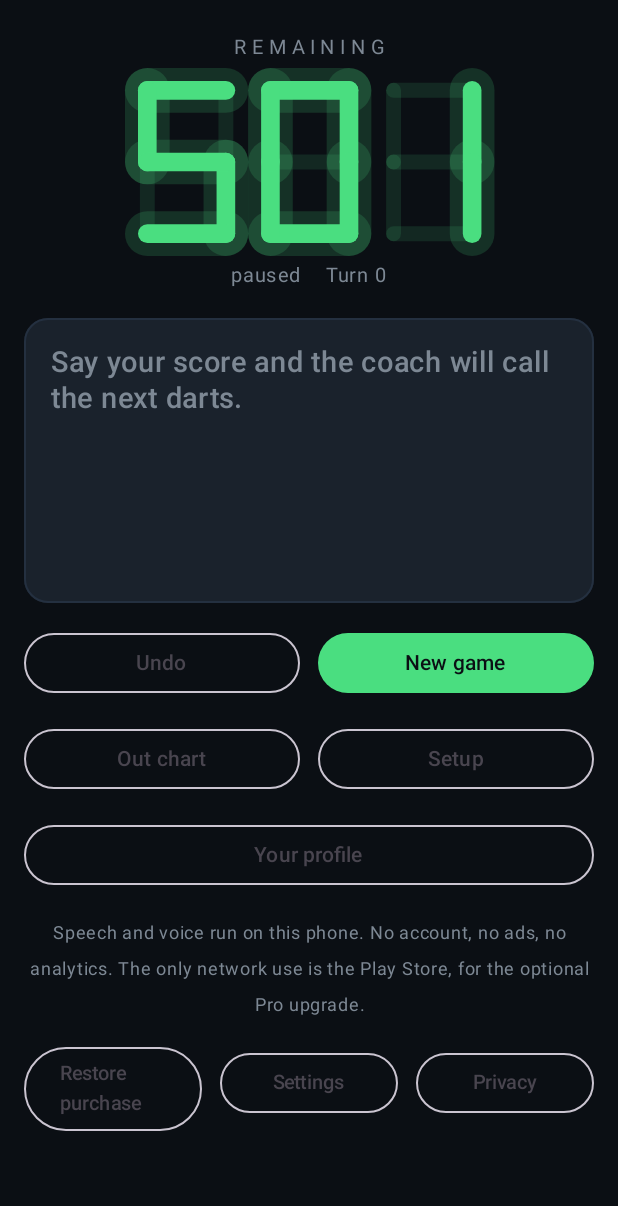
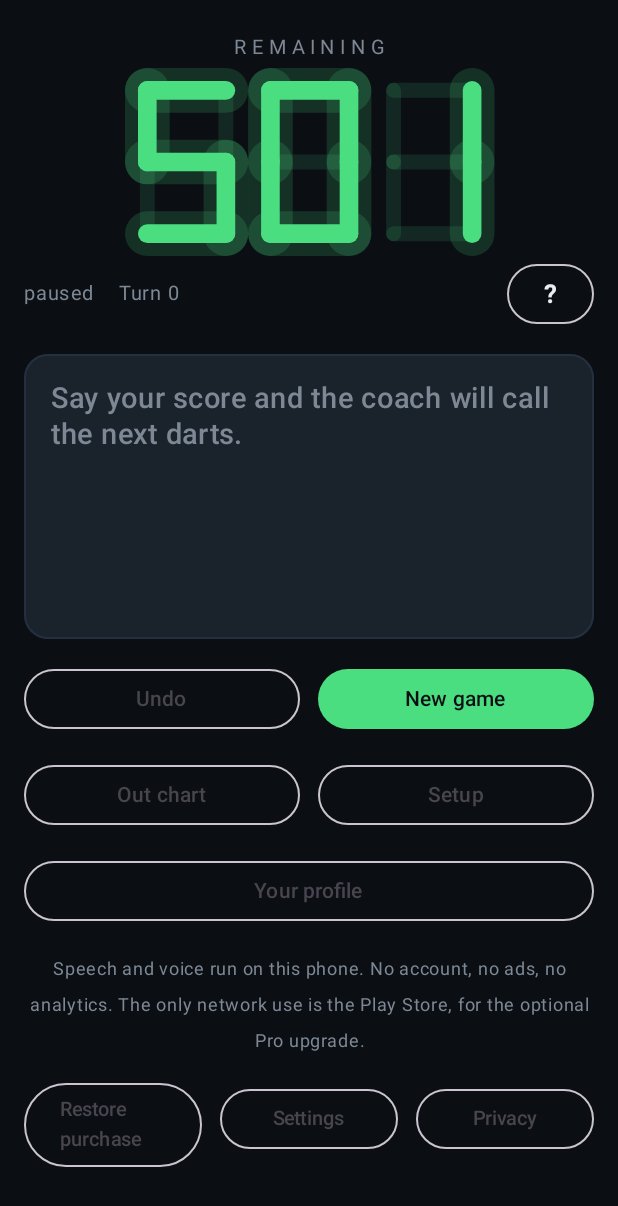
Before and after one commit to jr12866/dart-coach-android, an Android app built with Jetpack Compose: the screen it shows after launch (MainActivity), on a phone screen of 412 x 824 dp. Shown: the top 1206 px of the screen. Run offline under Robolectric (Android 15) with nearby library versions, the phone set to English and light mode, and no system bars; libraries missing offline, so code that uses them is left out: com.android.billingclient, com.github.csukuangfj.piper; pictures from the network do not load; 2 statements that could not run were skipped.

Commit message:
Explain each screen behind a question mark
The coach could explain a score, but nothing explained the app. A player landing on the coach screen had to work out for themselves what the out chart, the setup chart, the profile and the statistics were for, and what the coach expected it to hear, and there was no help anywhere in the app to ask.

Each of the six main screens now carries a question mark next to its title, and a short panel behind it: four or five points, each a heading and two or three lines in the app's own voice. The guide is specific to the screen it is opened from, because a general manual would have to describe the whole app to be worth reading and nobody reads that at the oche. It is a dialog rather than a screen so it can be opened and closed in one tap each way, and the button holds its own open state, so no screen had to carry a "help is open" flag through the navigation.

Putting the button in exposed a defect that was already there. The app targets SDK 35 and Android 15 enforces edge-to-edge, so every screen's header was running under the status bar and the out-chart title sat under the clock. It was invisible on the coach screen, where the header is the score, and obvious on the nav screens. The root column of all seven screens now carries a status bar padding.

The copy is pinned by a test so that it cannot quietly grow: every topic needs a title and at least three points, every point needs a heading and a body, bodies stay under 220 characters and headings under 40, and a source scan asserts that each of the six screens still carries its button.

```diff
--- a/app/src/main/java/com/jr12866/dartcoach/ui/CoachScreen.kt
+++ b/app/src/main/java/com/jr12866/dartcoach/ui/CoachScreen.kt
@@ -12,6 +12,7 @@ import androidx.compose.foundation.layout.fillMaxWidth
 import androidx.compose.foundation.layout.height
 import androidx.compose.foundation.layout.heightIn
 import androidx.compose.foundation.layout.padding
+import androidx.compose.foundation.layout.statusBarsPadding
 import androidx.compose.foundation.rememberScrollState
 import androidx.compose.foundation.shape.RoundedCornerShape
 import androidx.compose.foundation.verticalScroll
@@ -67,6 +68,7 @@ fun CoachScreen(
         modifier = Modifier
             .fillMaxSize()
             .background(ScreenBackground)
+            .statusBarsPadding()
             .verticalScroll(rememberScrollState())
             .padding(horizontal = 16.dp, vertical = 20.dp),
         verticalArrangement = Arrangement.spacedBy(16.dp),
@@ -99,6 +101,11 @@ fun CoachScreen(
             }
             Spacer(modifier = Modifier.height(10.dp))
             Row(
+                modifier = Modifier.fillMaxWidth(),
+                horizontalArrangement = Arrangement.SpaceBetween,
+                verticalAlignment = Alignment.CenterVertically,
+            ) {
+                Row(
                     horizontalArrangement = Arrangement.spacedBy(16.dp),
                     verticalAlignment = Alignment.CenterVertically,
                 ) {
@@ -114,6 +121,10 @@ fun CoachScreen(
                         color = QuietText,
                         letterSpacing = 1.sp,
                     )
+                }
+                // The question mark, because the one thing a player cannot
+                // work out from looking at this screen is what to say to it.
+                HelpButton(HelpTopic.COACH)
             }
         }
 
--- /dev/null
+++ b/app/src/main/java/com/jr12866/dartcoach/ui/HelpPanel.kt
@@ -0,0 +1,316 @@
+package com.jr12866.dartcoach.ui
+
+import androidx.compose.foundation.layout.Arrangement
+import androidx.compose.foundation.layout.Column
+import androidx.compose.foundation.layout.PaddingValues
+import androidx.compose.foundation.layout.heightIn
+import androidx.compose.foundation.rememberScrollState
+import androidx.compose.foundation.verticalScroll
+import androidx.compose.material3.AlertDialog
+import androidx.compose.material3.OutlinedButton
+import androidx.compose.material3.Text
+import androidx.compose.material3.TextButton
+import androidx.compose.runtime.Composable
+import androidx.compose.runtime.getValue
+import androidx.compose.runtime.mutableStateOf
+import androidx.compose.runtime.remember
+import androidx.compose.runtime.setValue
+import androidx.compose.ui.Modifier
+import androidx.compose.ui.text.font.FontWeight
+import androidx.compose.ui.unit.dp
+import androidx.compose.ui.unit.sp
+
+/**
+ * The help panel: a short guide to the screen you are on.
+ *
+ * The app is spoken to, and a spoken app has one problem a screen does not:
+ * the player cannot tell from looking at it what to say. So the panel is
+ * opened by a question mark rather than a "Help" label, and it is available
+ * on every screen rather than only on the first one - the player who needs it
+ * is usually the one who is already stuck.
+ *
+ * The guide is specific to the screen it is opened from. A general manual
+ * would have to describe the whole app to be worth reading, and nobody reads
+ * that at the oche. "Out chart" is explained on the out chart, where the
+ * player is looking at a chart, and nowhere else.
+ *
+ * It is deliberately short. A panel that has to be scrolled through is a
+ * panel nobody reads, and the points here are the ones that are genuinely
+ * not guessable: what the coach is waiting for, what a percentage means, and
+ * which number to set first.
+ */
+enum class HelpTopic(
+    /** The heading of the panel. */
+    val title: String,
+    /** The points, in the order they are read. */
+    val points: List<HelpPoint>,
+) {
+
+    /** The live coach. */
+    COACH(
+        "The coach",
+        listOf(
+            HelpPoint(
+                "Say the visit",
+                "Say the total you have just thrown - \"one hundred and forty\", " +
+                    "or \"one eighty\". The coach works out what that leaves you.",
+            ),
+            HelpPoint(
+                "It reads it back",
+                "Nothing counts until you say yes. If it heard you wrong, say " +
+                    "\"no\" and the score is discarded.",
+            ),
+            HelpPoint(
+                "Name the darts and it learns",
+                "The coach learns from the darts you name: \"treble twenty, " +
+                    "treble nineteen, double sixteen\". A bare total is counted " +
+                    "as a turn, but it cannot be pinned to a bed, so nothing is " +
+                    "learned from it.",
+            ),
+            HelpPoint(
+                "Correct a dart you missed",
+                "\"I hit single 8 instead\" takes the missed dart off the turn " +
+                    "and re-plans the rest of it.",
+            ),
+            HelpPoint(
+                "Undo and new game",
+                "Undo takes back the last turn and a new game starts again at " +
+                    "501. Both ask you to say \"coach yes\" before they do it.",
+            ),
+            HelpPoint(
+                "Headphones",
+                "With headphones the coach speaks to you alone, and it never " +
+                    "hears its own voice.",
+            ),
+        ),
+    ),
+
+    /** The out chart. */
+    OUT_CHART(
+        "Out chart",
+        listOf(
+            HelpPoint(
+                "Every score from 2 to 170",
+                "Type a score to see the route to take from it and the chance " +
+                    "of checking out.",
+            ),
+            HelpPoint(
+                "The percentage",
+                "The chance of checking out from that score in the coming turn. " +
+                    "It is worked out from your own hit rates, not from a book.",
+            ),
+            HelpPoint(
+                "Doubles",
+                "Every double you can still aim at from that score. More is " +
+                    "better.",
+            ),
+            HelpPoint(
+                "Your routes",
+                "The routes onto each of your doubles, best first, with the " +
+                    "chance of winning the leg that way.",
+            ),
+            HelpPoint(
+                "A score with no finish",
+                "Some scores cannot be finished in three darts. They show " +
+                    "\"--\", and the chart tells you what to aim at instead.",
+            ),
+        ),
+    ),
+
+    /** The setup chart. */
+    SETUP(
+        "Setup chart",
+        listOf(
+            HelpPoint(
+                "The middle of the leg",
+                "Above 170 the score cannot be finished in a visit, so the " +
+                    "coach aims for a leave it can finish from.",
+            ),
+            HelpPoint(
+                "Type a score",
+                "Type a score to see the plan and what it leaves.",
+            ),
+            HelpPoint(
+                "The bull decides the 170",
+                "170 is finished with treble twenty, treble twenty and the " +
+                    "bull. The coach only sets you up for it if you can hit the " +
+                    "bull, so set your rate in your profile.",
+            ),
+            HelpPoint(
+                "The leave is the point",
+                "The number under the plan is the score you hand to the next " +
+                    "turn. A leave that can be finished is worth more than a " +
+                    "bigger one that cannot.",
+            ),
+        ),
+    ),
+
+    /** The player's own rates. */
+    PROFILE(
+        "Your profile",
+        listOf(
+            HelpPoint(
+                "Set your own numbers",
+                "Tap a row to set the rate the coach uses for that target. It " +
+                    "is free - it just makes the coach better for you.",
+            ),
+            HelpPoint(
+                "\"yours\" and \"average\"",
+                "\"yours\" is a number you set. \"average\" is what the coach " +
+                    "has worked out from your own play.",
+            ),
+            HelpPoint(
+                "Yours wins",
+                "Where you have set a rate the coach uses it. Where you have " +
+                    "not, it uses what it has learned, and failing that the " +
+                    "population average.",
+            ),
+            HelpPoint(
+                "Set the bull",
+                "The double bull is worth setting by hand: it decides whether " +
+                    "the coach aims you at the 170 out.",
+            ),
+        ),
+    ),
+
+    /** What the coach has worked out. */
+    STATS(
+        "Your statistics",
+        listOf(
+            HelpPoint(
+                "What is here",
+                "Your average turn, the share of legs you have won, and where " +
+                    "your misses are going.",
+            ),
+            HelpPoint(
+                "Where your misses go",
+                "The coach watches which bed a missed dart lands in. The treble " +
+                    "twenty that keeps coming off as the single five is a " +
+                    "player who slides.",
+            ),
+            HelpPoint(
+                "Recent legs",
+                "The legs you have finished, with the average turn for each.",
+            ),
+            HelpPoint(
+                "It needs a finished leg",
+                "The statistics appear once you have won a leg.",
+            ),
+        ),
+    ),
+
+    /** The audio and the memory. */
+    SETTINGS(
+        "Settings",
+        listOf(
+            HelpPoint(
+                "Echo delay",
+                "How long the coach waits after speaking before it listens " +
+                    "again, so it does not hear its own voice. Measure it where " +
+                    "you play.",
+            ),
+            HelpPoint(
+                "With headphones",
+                "On Bluetooth headphones the coach's voice never reaches the " +
+                    "microphone, so the delay is zero and the advice is private.",
+            ),
+            HelpPoint(
+                "Forget what it has learned",
+                "Throws away the counts the coach has built up from your play " +
+                    "and puts it back on the population averages. The leg in " +
+                    "play is left alone.",
+            ),
+            HelpPoint(
+                "Nothing leaves the phone",
+                "The speech, the voice and the learning all run here. The only " +
+                    "network use is the Play Store, for the Pro purchase.",
+            ),
+        ),
+    ),
+}
+
+/** One point in the panel: a heading and a sentence or two. */
+data class HelpPoint(
+    /** What the point is about. */
+    val heading: String,
+    /** The explanation. */
+    val body: String,
+)
+
+/**
+ * The question mark that opens the panel.
+ *
+ * The button holds its own state, so a screen gets its help by having one of
+ * these in it rather than by plumbing a callback through the navigation.
+ */
+@Composable
+fun HelpButton(topic: HelpTopic) {
+    var open by remember { mutableStateOf(false) }
+
+    OutlinedButton(
+        onClick = { open = true },
+        contentPadding = PaddingValues(horizontal = 14.dp, vertical = 0.dp),
+        modifier = Modifier.heightIn(min = 40.dp),
+    ) {
+        Text(
+            text = "?",
+            fontSize = 17.sp,
+            fontWeight = FontWeight.Bold,
+            color = PrimaryText,
+        )
+    }
+
+    if (open) {
+        HelpDialog(topic = topic, onDismiss = { open = false })
+    }
+}
+
+/**
+ * The panel itself.
+ *
+ * It is a dialog rather than a screen, because the point of it is to answer
+ * a question and get out of the way again: the player is standing at the
+ * oche, and they want to be playing, not reading.
+ */
+@Composable
+fun HelpDialog(topic: HelpTopic, onDismiss: () -> Unit) {
+    AlertDialog(
+        onDismissRequest = onDismiss,
+        containerColor = PanelBackground,
+        title = {
+            Text(
+                text = topic.title,
+                fontSize = 20.sp,
+                fontWeight = FontWeight.Bold,
+                color = PrimaryText,
+            )
+        },
+        text = {
+            Column(
+                modifier = Modifier.verticalScroll(rememberScrollState()),
+                verticalArrangement = Arrangement.spacedBy(14.dp),
+            ) {
+                for (point in topic.points) {
+                    Column(verticalArrangement = Arrangement.spacedBy(2.dp)) {
+                        Text(
+                            text = point.heading,
+                            fontSize = 15.sp,
+                            fontWeight = FontWeight.Medium,
+                            color = AccentGreen,
+                        )
+                        Text(
+                            text = point.body,
+                            fontSize = 14.sp,
+                            color = QuietText,
+                        )
+                    }
+                }
+            }
+        },
+        confirmButton = {
+            TextButton(onClick = onDismiss) {
+                Text("Close", color = AccentGreen)
+            }
+        },
+    )
+}
--- a/app/src/main/java/com/jr12866/dartcoach/ui/PaywallScreen.kt
+++ b/app/src/main/java/com/jr12866/dartcoach/ui/PaywallScreen.kt
@@ -9,6 +9,7 @@ import androidx.compose.foundation.layout.fillMaxSize
 import androidx.compose.foundation.layout.fillMaxWidth
 import androidx.compose.foundation.layout.height
 import androidx.compose.foundation.layout.padding
+import androidx.compose.foundation.layout.statusBarsPadding
 import androidx.compose.foundation.rememberScrollState
 import androidx.compose.foundation.shape.RoundedCornerShape
 import androidx.compose.foundation.verticalScroll
@@ -42,6 +43,7 @@ fun PaywallScreen(
         modifier = Modifier
             .fillMaxSize()
             .background(ScreenBackground)
+            .statusBarsPadding()
             .verticalScroll(rememberScrollState())
             .padding(24.dp),
         verticalArrangement = Arrangement.spacedBy(16.dp),
```
Also changed, not shown: app/src/main/java/com/jr12866/dartcoach/ui/OutChartScreen.kt (+8 -0 lines), app/src/main/java/com/jr12866/dartcoach/ui/ProfileScreen.kt (+8 -0 lines), app/src/main/java/com/jr12866/dartcoach/ui/SettingsScreen.kt (+8 -0 lines), app/src/main/java/com/jr12866/dartcoach/ui/SetupScreen.kt (+8 -0 lines), app/src/main/java/com/jr12866/dartcoach/ui/StatsScreen.kt (+8 -0 lines), 3 other files. Lines whose indentation alone changed are shown as unchanged.
